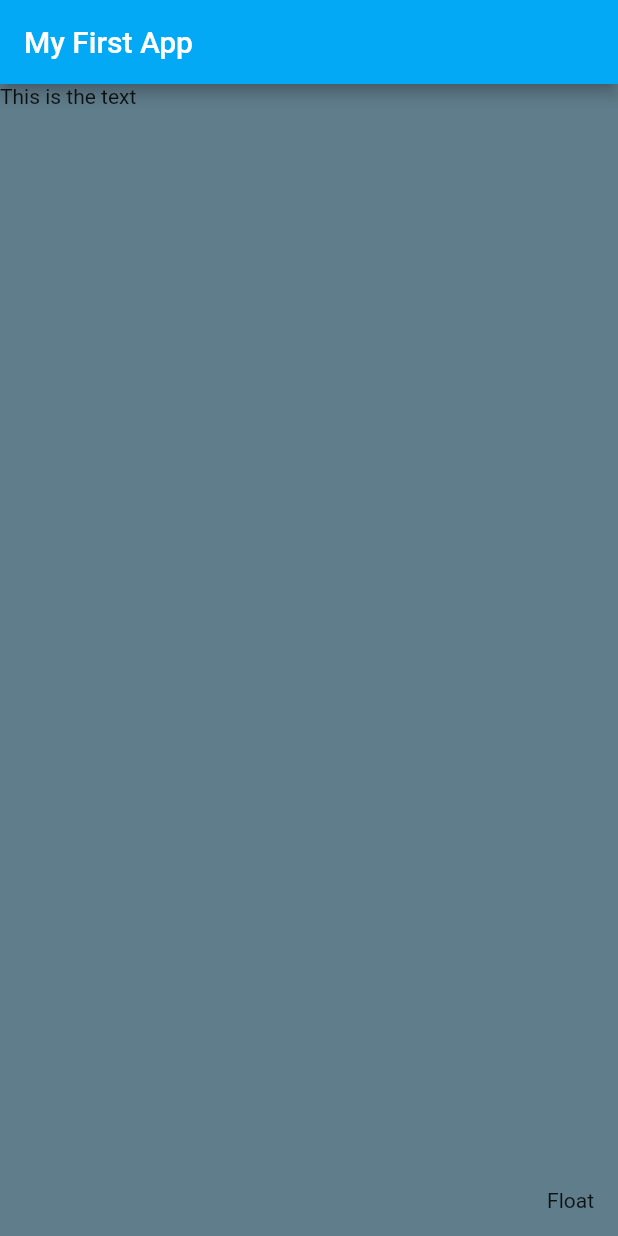
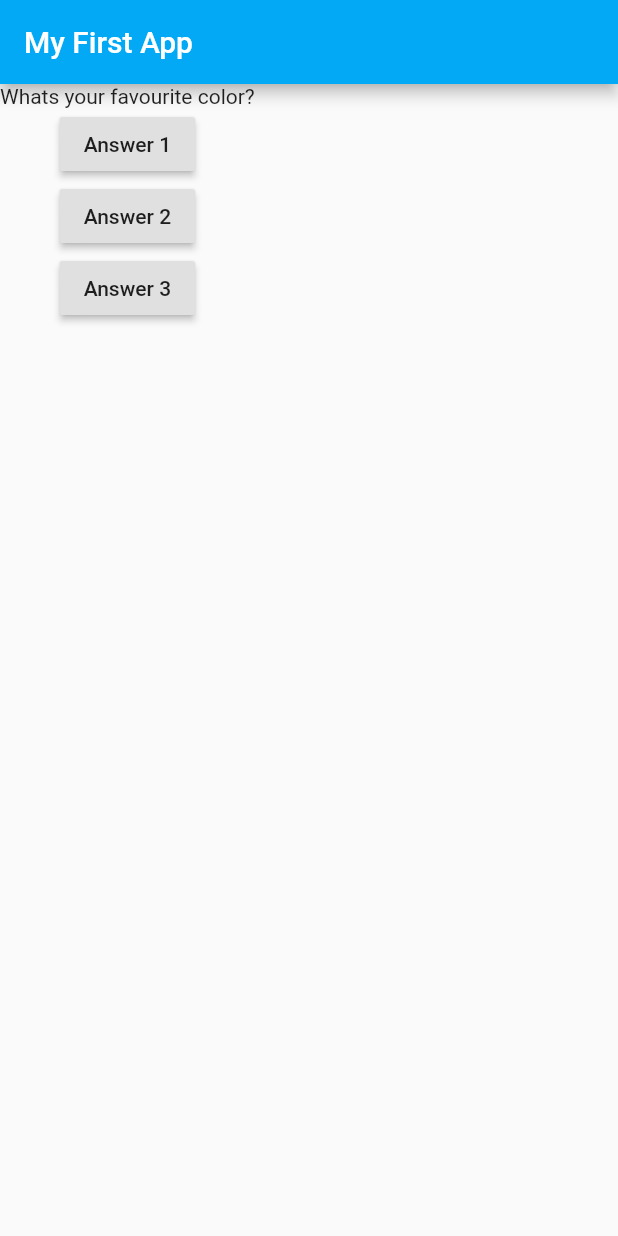
Before and after one commit to sacksaini/flutter_complete_guide, a Flutter app: the screen it shows after launch, on a phone screen of 412 x 824 dp. Run offline on Flutter 3.47's test engine with Material 2 defaults, Android fonts, the phone set to English and light mode, and no system bars.

Commit message:
Questions Added

```diff
--- a/lib/main.dart
+++ b/lib/main.dart
@@ -1,22 +1,53 @@
 import "package:flutter/material.dart";
 
-void main() {
-  runApp(MyApp());
+void main() => runApp(MyApp());
+
+class MyApp extends StatefulWidget {
+  @override
+  State<StatefulWidget> createState() {
+    // TODO: implement createState
+    return MyAppState();
+  }
 }
 
-class MyApp extends StatelessWidget {
+class MyAppState extends State<MyApp> {
+  var questionIndex = 0;
+  void answerQuestion() {
+    setState(() {
+      questionIndex++;
+    });
+
+    print(questionIndex);
+  }
+
   @override
   Widget build(BuildContext context) {
+    var questions = [
+      'What\s your favourite color?',
+      'What\'s your favourite animal'
+    ];
     return MaterialApp(
         home: Scaffold(
             appBar: AppBar(
               title: Text('My First App'),
               backgroundColor: Colors.lightBlue,
             ),
-            body: Scaffold(
-              backgroundColor: Colors.blueGrey,
-              body: Text("This is the text"),
-              floatingActionButton: Text("Float"),
+            body: Column(
+              children: [
+                Text(questions[questionIndex]),
+                RaisedButton(
+                  child: Text('Answer 1'),
+                  onPressed: answerQuestion,
+                ),
+                RaisedButton(
+                  child: Text('Answer 2'),
+                  onPressed: answerQuestion,
+                ),
+                RaisedButton(
+                  child: Text('Answer 3'),
+                  onPressed: answerQuestion,
+                ),
+              ],
             )));
   }
 }
```
